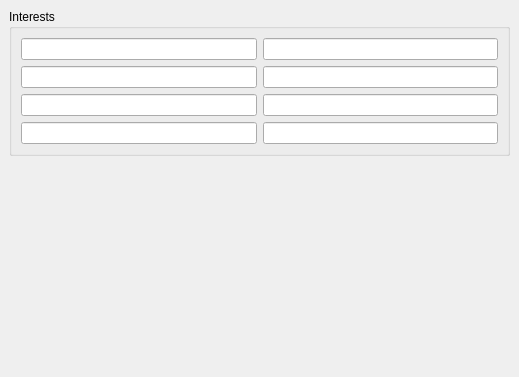
Above: protocols/oscar/icq/ui/icqinterestinfowidget.ui from KDE/kopete before the change. Below: the same form after it.
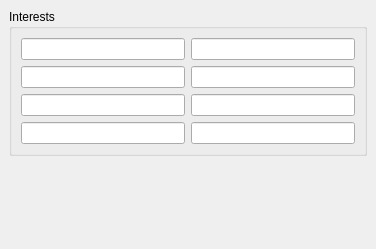
That is the form after the change.

```diff
--- a/protocols/oscar/icq/ui/icqinterestinfowidget.ui
+++ b/protocols/oscar/icq/ui/icqinterestinfowidget.ui
@@ -8,8 +8,8 @@
    <rect>
     <x>0</x>
     <y>0</y>
-    <width>519</width>
-    <height>377</height>
+    <width>376</width>
+    <height>249</height>
    </rect>
   </property>
   <layout class="QVBoxLayout" >
@@ -100,8 +100,8 @@
      </property>
      <property name="sizeHint" >
       <size>
-       <width>20</width>
-       <height>220</height>
+       <width>281</width>
+       <height>60</height>
       </size>
      </property>
     </spacer>
```
Left out of the diff: 97 changed lines with no effect on the pictures.
